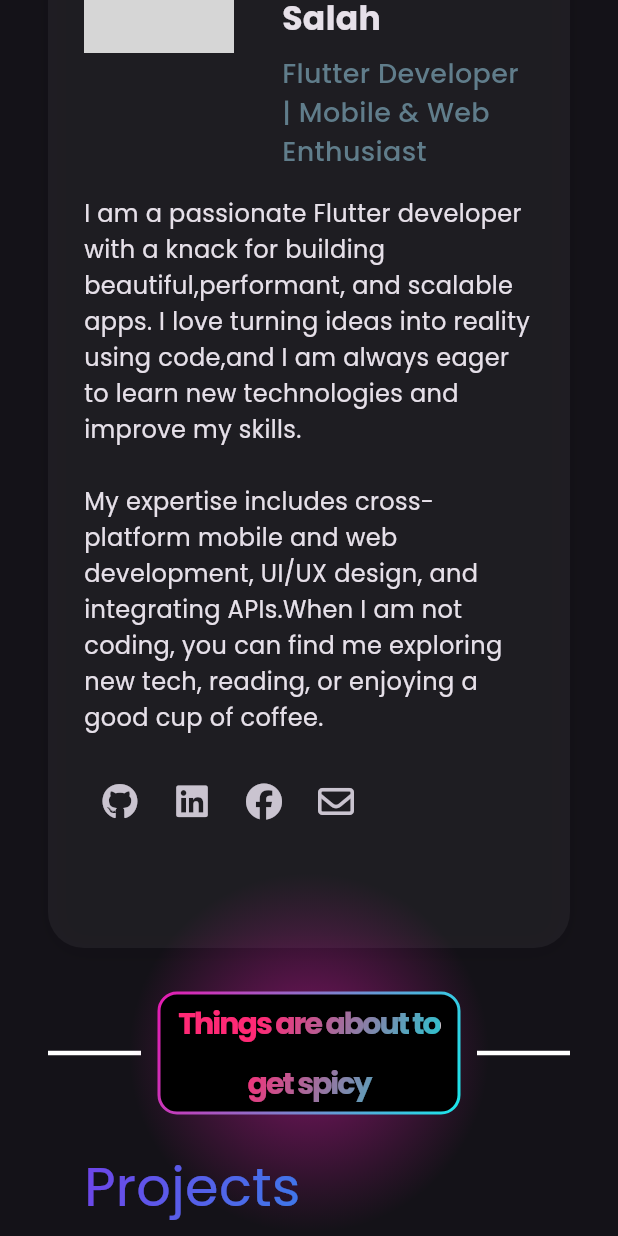
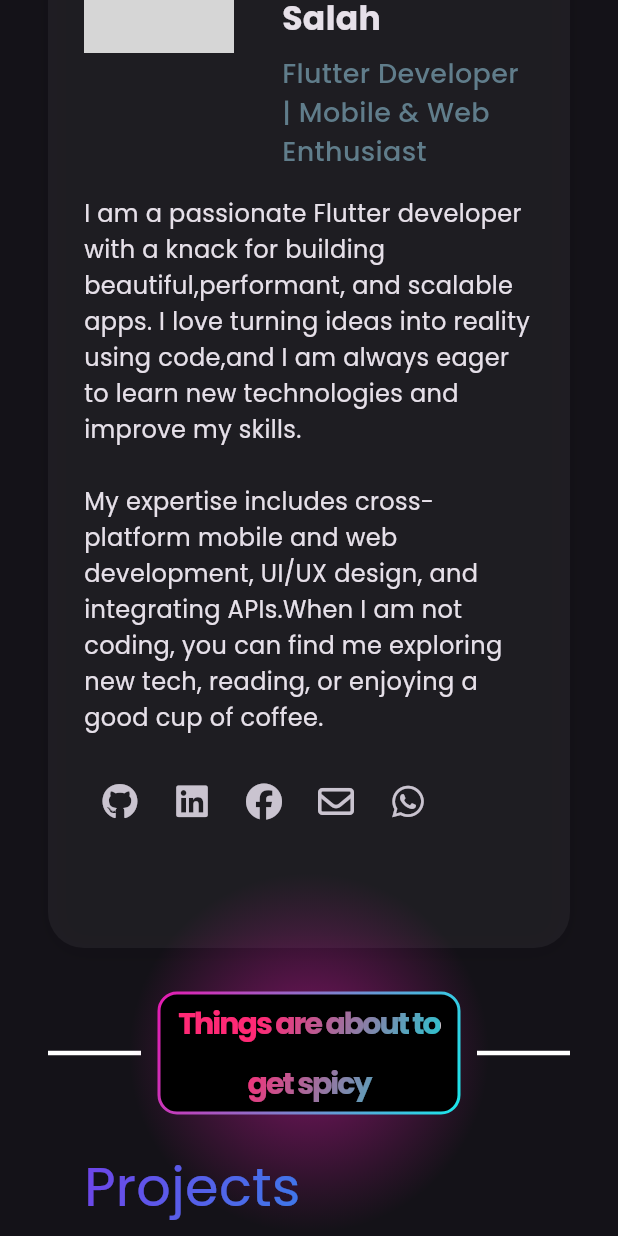
Before and after one commit to Abdalrahman1723/my-portfolio, a Flutter app: the screen it shows after launch, scrolled down 576 dp, on a phone screen of 412 x 824 dp. Run offline on Flutter 3.47's test engine with Material 3 defaults, Android fonts, the phone set to English and light mode, and no system bars; our stand-ins replace font_awesome_flutter, google_fonts, responsive_framework; missing offline and left inert: dynamic_height_grid_view; network calls fail; grey boxes are pictures that could not be loaded.

Commit message:
make bio widget

```diff
--- a/lib/sections/about_me_section.dart
+++ b/lib/sections/about_me_section.dart
@@ -5,6 +5,7 @@ import 'package:my_portfolio/core/responsive/screen_type.dart';
 import 'package:my_portfolio/core/utils/avatar.dart';
 import 'package:my_portfolio/core/utils/constants.dart';
 import 'package:my_portfolio/core/utils/social_links.dart';
+import 'package:my_portfolio/widgets/bio.dart';
 import 'package:url_launcher/url_launcher.dart';
 
 class AboutMeSection extends StatelessWidget {
@@ -73,105 +74,14 @@ class AboutMeSection extends StatelessWidget {
                     ),
                     const SizedBox(height: 16),
                     //!cut from here
-                    ?!ScreenType(context: context).isMobile
-                        ? Column(
-                            children: [
-                              Text(
-                                Constants.myBio,
-                                style: TextStyle(fontSize: 16, height: 1.5),
-                              ),
-                              const SizedBox(height: 20),
-                              //---------- Social links
-                              Row(
-                                children: [
-                                  //-------github
-                                  IconButton(
-                                    icon: const FaIcon(FontAwesomeIcons.github),
-                                    tooltip: 'GitHub',
-                                    onPressed: () =>
-                                        _launchURL(SocialLinks.github),
-                                  ),
-                                  //-------Linkedin
-                                  IconButton(
-                                    icon: const FaIcon(
-                                      FontAwesomeIcons.linkedin,
-                                    ),
-                                    tooltip: 'LinkedIn',
-                                    onPressed: () =>
-                                        _launchURL(SocialLinks.linkedin),
-                                  ),
-                                  //-------Facebook
-                                  IconButton(
-                                    icon: const FaIcon(
-                                      FontAwesomeIcons.facebook,
-                                    ),
-                                    tooltip: 'Facebook',
-                                    onPressed: () =>
-                                        _launchURL(SocialLinks.facebook),
-                                  ),
-                                  //-------Email
-                                  IconButton(
-                                    icon: const FaIcon(
-                                      FontAwesomeIcons.envelope,
-                                    ),
-                                    tooltip: 'Email me',
-                                    onPressed: () =>
-                                        _launchURL(SocialLinks.email),
-                                  ),
-                                ],
-                              ),
-                              SizedBox(height: 50),
-                            ],
-                          )
-                        : null,
+                    ?!ScreenType(context: context).isMobile ? Bio() : null,
                     //----------Bio
                   ],
                 ),
               ),
             ],
           ),
-          ?ScreenType(context: context).isMobile
-              ? Column(
-                  children: [
-                    //----------Bio
-                    Text(
-                      Constants.myBio,
-                      style: TextStyle(fontSize: 16, height: 1.5),
-                    ),
-                    const SizedBox(height: 20),
-                    //---------- Social links
-                    Row(
-                      children: [
-                        //-------github
-                        IconButton(
-                          icon: const FaIcon(FontAwesomeIcons.github),
-                          tooltip: 'GitHub',
-                          onPressed: () => _launchURL(SocialLinks.github),
-                        ),
-                        //-------Linkedin
-                        IconButton(
-                          icon: const FaIcon(FontAwesomeIcons.linkedin),
-                          tooltip: 'LinkedIn',
-                          onPressed: () => _launchURL(SocialLinks.linkedin),
-                        ),
-                        //-------Facebook
-                        IconButton(
-                          icon: const FaIcon(FontAwesomeIcons.facebook),
-                          tooltip: 'Facebook',
-                          onPressed: () => _launchURL(SocialLinks.facebook),
-                        ),
-                        //-------Email
-                        IconButton(
-                          icon: const FaIcon(FontAwesomeIcons.envelope),
-                          tooltip: 'Email me',
-                          onPressed: () => _launchURL(SocialLinks.email),
-                        ),
-                      ],
-                    ),
-                    SizedBox(height: 50),
-                  ],
-                )
-              : null,
+          ?ScreenType(context: context).isMobile ? Bio() : null,
         ],
       ),
     );
--- /dev/null
+++ b/lib/widgets/bio.dart
@@ -0,0 +1,55 @@
+import 'package:flutter/material.dart';
+import 'package:font_awesome_flutter/font_awesome_flutter.dart';
+import 'package:my_portfolio/core/helper/url_launcher.dart';
+import 'package:my_portfolio/core/utils/constants.dart';
+import 'package:my_portfolio/core/utils/social_links.dart';
+
+class Bio extends StatelessWidget {
+  const Bio({super.key});
+
+  @override
+  Widget build(BuildContext context) {
+    return Column(
+      children: [
+        Text(Constants.myBio, style: TextStyle(fontSize: 16, height: 1.5)),
+        const SizedBox(height: 20),
+        //---------- Social links
+        Row(
+          children: [
+            //-------github
+            IconButton(
+              icon: const FaIcon(FontAwesomeIcons.github),
+              tooltip: 'GitHub',
+              onPressed: () => launchUrlGlobal(SocialLinks.github),
+            ),
+            //-------Linkedin
+            IconButton(
+              icon: const FaIcon(FontAwesomeIcons.linkedin),
+              tooltip: 'LinkedIn',
+              onPressed: () => launchUrlGlobal(SocialLinks.linkedin),
+            ),
+            //-------Facebook
+            IconButton(
+              icon: const FaIcon(FontAwesomeIcons.facebook),
+              tooltip: 'Facebook',
+              onPressed: () => launchUrlGlobal(SocialLinks.facebook),
+            ),
+            //-------Email
+            IconButton(
+              icon: const FaIcon(FontAwesomeIcons.envelope),
+              tooltip: 'Email me',
+              onPressed: () => launchUrlGlobal(SocialLinks.email),
+            ),
+            //-------WhatsApp
+            IconButton(
+              icon: const FaIcon(FontAwesomeIcons.whatsapp),
+              tooltip: 'WhatsApp',
+              onPressed: () => launchUrlGlobal(SocialLinks.whatsApp),
+            ),
+          ],
+        ),
+        SizedBox(height: 50),
+      ],
+    );
+  }
+}
```
